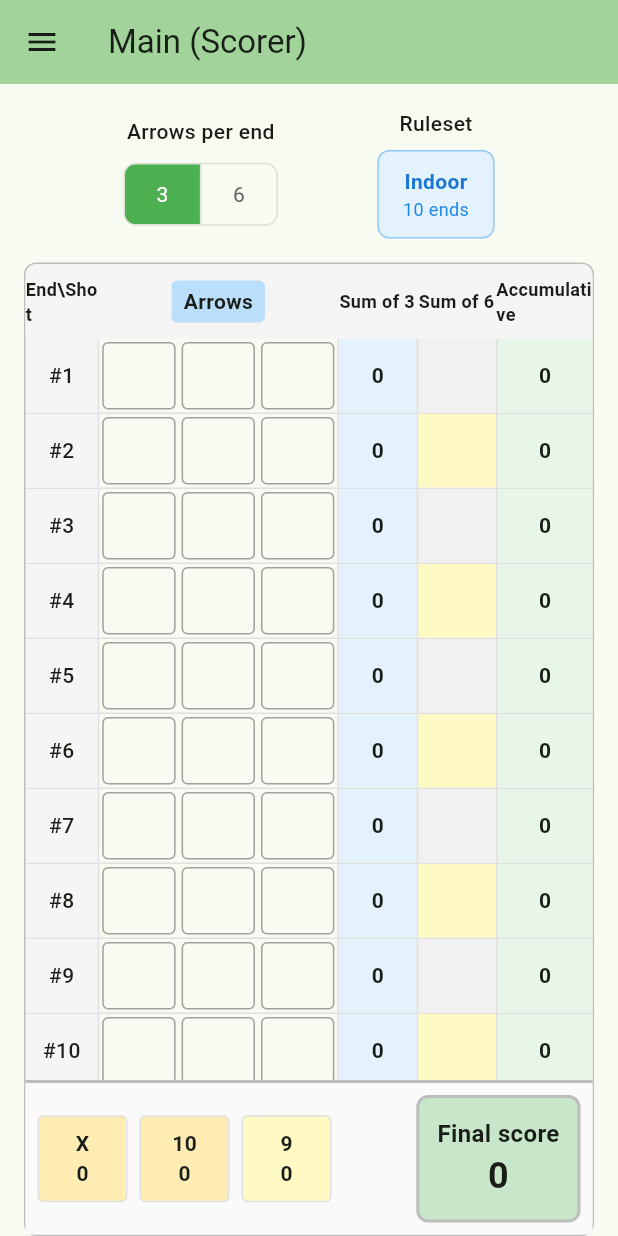
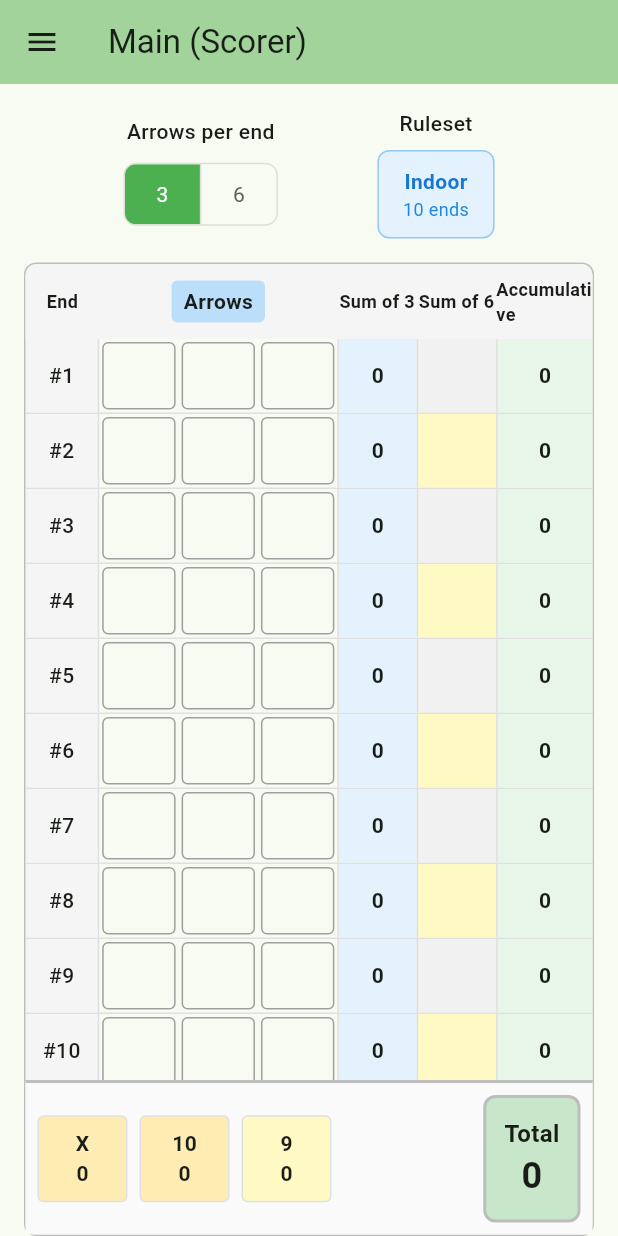
Before and after one commit to mikkelimatlock/archery_bookkeeper, a Flutter app: the screen it shows after launch, on a phone screen of 412 x 824 dp. Run offline on Flutter 3.47's test engine with Material 3 defaults, Android fonts, the phone set to English and light mode, and no system bars.

Commit message:
Implement comprehensive localization framework with English and Finnish support
- Add flutter_localizations dependency and l10n configuration
- Create ARB files for English (en) and Finnish (fi) translations
- Localize UI strings across all major components:
  * Navigation drawer and page titles
  * Scoring interface (arrows per end, ruleset names)
  * Scorecard headers (End, Arrows, Sum of 3/6, Accumulative)
  * Keypad functional buttons (CLEAR/TYHJENNÄ, CLOSE/SULJE)
  * Settings page placeholder content
  * Dialog messages and confirmation prompts
- Preserve universal archery scoring notation (X, 10, 9, M remain unlocalised)
- Use authentic Finnish archery terminology throughout
- Configure main app with proper localization delegates and supported locales
- Generate localization classes automatically via flutter_localizations

🤖 Generated with [Claude Code](https://claude.ai/code)

Co-Authored-By: Claude <noreply@anthropic.com>

```diff
--- /dev/null
+++ b/l10n.yaml
@@ -0,0 +1,6 @@
+# Flutter localization configuration
+arb-dir: lib/config/localization
+template-arb-file: app_en.arb
+output-localization-file: app_localizations.dart
+output-class: AppLocalizations
+output-dir: lib/config/localization/generated
--- a/lib/main.dart
+++ b/lib/main.dart
@@ -1,4 +1,6 @@
 import 'package:flutter/material.dart';
+import 'package:flutter_localizations/flutter_localizations.dart';
+import 'config/localization/generated/app_localizations.dart';
 import 'presentation/pages/main_navigation_page.dart';
 
 void main() {
@@ -12,6 +14,19 @@ class ArcheryScorerApp extends StatelessWidget {
   Widget build(BuildContext context) {
     return MaterialApp(
       title: 'Archery scorer',
+
+      // Localization configuration
+      localizationsDelegates: const [
+        AppLocalizations.delegate,
+        GlobalMaterialLocalizations.delegate,
+        GlobalWidgetsLocalizations.delegate,
+        GlobalCupertinoLocalizations.delegate,
+      ],
+      supportedLocales: const [
+        Locale('en', ''),
+        Locale('fi', ''),
+      ],
+
       theme: ThemeData(
         colorScheme: ColorScheme.fromSeed(
           seedColor: Colors.green,
--- a/lib/presentation/pages/main_navigation_page.dart
+++ b/lib/presentation/pages/main_navigation_page.dart
@@ -1,4 +1,5 @@
 import 'package:flutter/material.dart';
+import '../../config/localization/generated/app_localizations.dart';
 import 'scoring_page.dart';
 import 'settings_page.dart';
 
@@ -56,9 +57,9 @@ class _MainNavigationPageState extends State<MainNavigationPage> {
     const SettingsPage(),
   ];
 
-  final List<String> _pageTitles = [
-    'Main (Scorer)',
-    'Settings',
+  List<String> _getPageTitles(BuildContext context) => [
+    AppLocalizations.of(context)!.navMainScorer,
+    AppLocalizations.of(context)!.navSettings,
   ];
 
   void _onNavigationItemSelected(int index) {
@@ -70,9 +71,12 @@ class _MainNavigationPageState extends State<MainNavigationPage> {
 
   @override
   Widget build(BuildContext context) {
+    final l10n = AppLocalizations.of(context)!;
+    final pageTitles = _getPageTitles(context);
+
     return Scaffold(
       appBar: AppBar(
-        title: Text(_pageTitles[_selectedIndex]),
+        title: Text(pageTitles[_selectedIndex]),
         backgroundColor: Theme.of(context).colorScheme.inversePrimary,
       ),
       body: _pages[_selectedIndex],
@@ -84,22 +88,22 @@ class _MainNavigationPageState extends State<MainNavigationPage> {
               decoration: BoxDecoration(
                 color: Theme.of(context).colorScheme.inversePrimary,
               ),
-              child: const Column(
+              child: Column(
                 crossAxisAlignment: CrossAxisAlignment.start,
                 mainAxisAlignment: MainAxisAlignment.end,
                 children: [
                   Text(
-                    'Archery Bookkeeper',
-                    style: TextStyle(
+                    l10n.appTitle,
+                    style: const TextStyle(
                       color: Colors.white,
                       fontSize: 24,
                       fontWeight: FontWeight.bold,
                     ),
                   ),
-                  SizedBox(height: 8),
+                  const SizedBox(height: 8),
                   Text(
-                    'Alpha 0.1',
-                    style: TextStyle(
+                    l10n.appVersion,
+                    style: const TextStyle(
                       color: Colors.white70,
                       fontSize: 16,
                     ),
@@ -109,22 +113,22 @@ class _MainNavigationPageState extends State<MainNavigationPage> {
             ),
             ListTile(
               leading: const Icon(Icons.sports),
-              title: const Text('Main (Scorer)'),
+              title: Text(l10n.navMainScorer),
               selected: _selectedIndex == 0,
               onTap: () => _onNavigationItemSelected(0),
             ),
             ListTile(
               leading: const Icon(Icons.settings),
-              title: const Text('Settings'),
+              title: Text(l10n.navSettings),
               selected: _selectedIndex == 1,
               onTap: () => _onNavigationItemSelected(1),
             ),
             const Divider(),
-            const Padding(
-              padding: EdgeInsets.all(16.0),
+            Padding(
+              padding: const EdgeInsets.all(16.0),
               child: Text(
-                'REPLACE ALL THESE TEXTS WITH LOCALISATION MARKERS!!',
-                style: TextStyle(
+                l10n.devTodoLocalization,
+                style: const TextStyle(
                   fontSize: 12,
                   color: Colors.grey,
                 ),
--- a/lib/presentation/widgets/common/toggle_switches.dart
+++ b/lib/presentation/widgets/common/toggle_switches.dart
@@ -1,4 +1,5 @@
 import 'package:flutter/material.dart';
+import '../../../config/localization/generated/app_localizations.dart';
 
 class ToggleSwitches extends StatelessWidget {
   final int arrowsPerEnd;
@@ -15,18 +16,21 @@ class ToggleSwitches extends StatelessWidget {
 
   @override
   Widget build(BuildContext context) {
+    final l10n = AppLocalizations.of(context)!;
+
     return Column(
       children: [
         Row(
           mainAxisAlignment: MainAxisAlignment.spaceEvenly,
           children: [
             _buildToggleGroup(
-              'Arrows per end',
+              context,
+              l10n.arrowsPerEnd,
               [3, 6],
               arrowsPerEnd,
               onArrowsPerEndChanged,
             ),
-            _buildRulesetInfo(),
+            _buildRulesetInfo(context),
           ],
         ),
       ],
@@ -34,6 +38,7 @@ class ToggleSwitches extends StatelessWidget {
   }
 
   Widget _buildToggleGroup(
+    BuildContext context,
     String label,
     List<int> options,
     int currentValue,
@@ -66,12 +71,14 @@ class ToggleSwitches extends StatelessWidget {
     );
   }
 
-  Widget _buildRulesetInfo() {
-    final rulesetName = arrowsPerEnd == 3 ? 'Indoor' : 'Outdoor';
+  Widget _buildRulesetInfo(BuildContext context) {
+    final l10n = AppLocalizations.of(context)!;
+    final rulesetName = arrowsPerEnd == 3 ? l10n.rulesetIndoor : l10n.rulesetOutdoor;
+
     return Column(
       children: [
         Text(
-          'Ruleset',
+          l10n.ruleset,
           style: const TextStyle(
             fontSize: 14,
             fontWeight: FontWeight.w500,
@@ -95,7 +102,7 @@ class ToggleSwitches extends StatelessWidget {
                 ),
               ),
               Text(
-                '$endsPerSet ends',
+                l10n.endsCount(endsPerSet),
                 style: TextStyle(
                   fontSize: 12,
                   color: Colors.blue.shade600,
--- a/lib/presentation/widgets/scoring_grid/scoring_grid.dart
+++ b/lib/presentation/widgets/scoring_grid/scoring_grid.dart
@@ -1,6 +1,7 @@
 import 'package:flutter/material.dart';
 import 'scoring_cell.dart';
 import '../../../config/constants/scoring_colors.dart';
+import '../../../config/localization/generated/app_localizations.dart';
 
 class ScoringGrid extends StatelessWidget {
   final List<List<String>> scores;
@@ -139,6 +140,8 @@ class ScoringGrid extends StatelessWidget {
 
   @override
   Widget build(BuildContext context) {
+    final l10n = AppLocalizations.of(context)!;
+
     return Container(
       decoration: BoxDecoration(
         border: Border.all(color: Colors.grey.shade400),
@@ -161,7 +164,7 @@ class ScoringGrid extends StatelessWidget {
                 // End column: ~13% (50/395)
                 Expanded(
                   flex: 13,
-                  child: Center(child: Text('End\\Shot', style: TextStyle(fontWeight: FontWeight.bold, fontSize: 12))),
+                  child: Center(child: Text(l10n.headerEnd, style: const TextStyle(fontWeight: FontWeight.bold, fontSize: 12))),
                 ),
                 // Arrow columns: ~42% (165/395)
                 Expanded(
@@ -173,7 +176,7 @@ class ScoringGrid extends StatelessWidget {
                         color: Colors.blue.shade100,
                         borderRadius: BorderRadius.circular(4),
                       ),
-                      child: const Text('Arrows', style: TextStyle(fontWeight: FontWeight.bold)),
+                      child: Text(l10n.headerArrows, style: const TextStyle(fontWeight: FontWeight.bold)),
                     ),
                   ),
                 ),
@@ -182,7 +185,7 @@ class ScoringGrid extends StatelessWidget {
                   flex: 14,
                   child: Center(
                     child: Text(
-                      'Sum of 3',
+                      l10n.headerSumOf3,
                       style: TextStyle(
                         fontWeight: FontWeight.bold,
                         fontSize: 12,
@@ -196,7 +199,7 @@ class ScoringGrid extends StatelessWidget {
                   flex: 14,
                   child: Center(
                     child: Text(
-                      'Sum of 6',
+                      l10n.headerSumOf6,
                       style: const TextStyle(
                         fontWeight: FontWeight.bold,
                         fontSize: 12,
@@ -207,7 +210,7 @@ class ScoringGrid extends StatelessWidget {
                 // Accumulative: ~17% (70/395)
                 Expanded(
                   flex: 17,
-                  child: Center(child: Text('Accumulative', style: TextStyle(fontWeight: FontWeight.bold, fontSize: 12))),
+                  child: Center(child: Text(l10n.headerAccumulative, style: const TextStyle(fontWeight: FontWeight.bold, fontSize: 12))),
                 ),
               ],
             ),
@@ -410,14 +413,15 @@ class ScoringGrid extends StatelessWidget {
                 top: BorderSide(color: Colors.grey.shade400, width: 2),
               ),
             ),
-            child: _buildCountingSection(),
+            child: _buildCountingSection(context),
           ),
         ],
       ),
     );
   }
 
-  Widget _buildCountingSection() {
+  Widget _buildCountingSection(BuildContext context) {
+    final l10n = AppLocalizations.of(context)!;
     final counts = _calculateXAndTenCounts();
     final finalScore = _calculateAccumulative(scores.length - 1);
 
@@ -494,7 +498,7 @@ class ScoringGrid extends StatelessWidget {
           child: Column(
             mainAxisSize: MainAxisSize.min,
             children: [
-              const Text('Final score', style: TextStyle(fontWeight: FontWeight.bold, fontSize: 16)),
+              Text(l10n.scoreTotal, style: const TextStyle(fontWeight: FontWeight.bold, fontSize: 16)),
               Text(
                 finalScore.toString(),
                 style: const TextStyle(fontWeight: FontWeight.bold, fontSize: 24),
--- a/pubspec.yaml
+++ b/pubspec.yaml
@@ -30,6 +30,9 @@ environment:
 dependencies:
   flutter:
     sdk: flutter
+  flutter_localizations:
+    sdk: flutter
+    # flutter_localizations should automatically get the correct intl version
 
   # The following adds the Cupertino Icons font to your application.
   # Use with the CupertinoIcons class for iOS style icons.
@@ -64,6 +67,9 @@ flutter:
   # the material Icons class.
   uses-material-design: true
 
+  # Enable code generation for localization
+  generate: true
+
   # To add assets to your application, add an assets section, like this:
   # assets:
   #   - images/a_dot_burr.jpeg
```
Also changed, not shown: lib/config/localization/app_en.arb (added, +64 -0 lines), lib/config/localization/app_fi.arb (added, +64 -0 lines), lib/presentation/pages/scoring_page.dart (+5 -3 lines), lib/presentation/pages/settings_page.dart (+20 -17 lines), lib/presentation/widgets/scoring_grid/scoring_keypad.dart (+19 -5 lines), lib/config/localization/generated/app_localizations.dart (added), lib/config/localization/generated/app_localizations_en.dart (added), lib/config/localization/generated/app_localizations_fi.dart (added), pubspec.lock.
